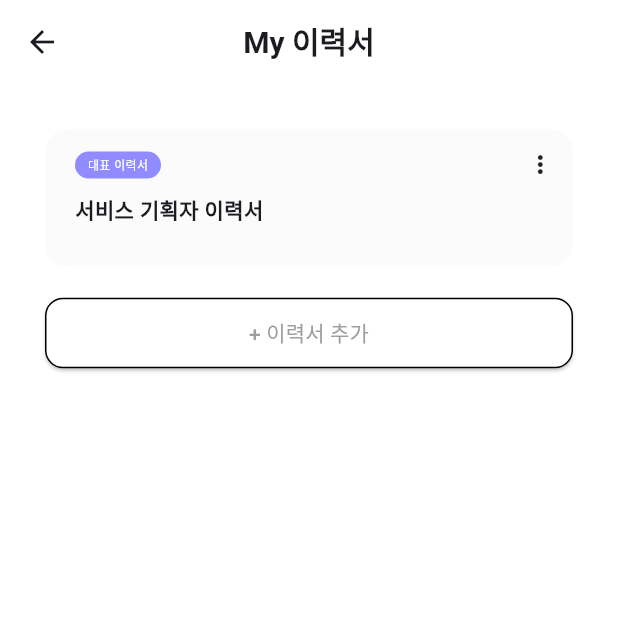
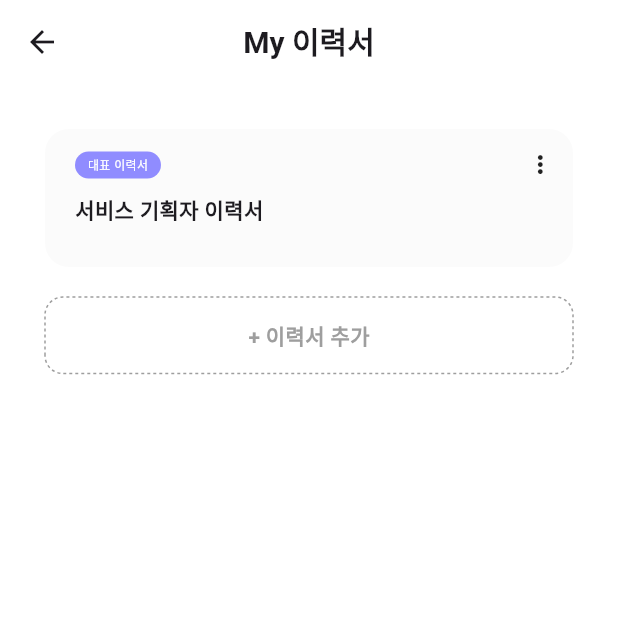
Before and after one commit to Google-Developer-Student-Clubs-TUK/2024-Flutter-Project-MyLio, a Flutter app: the Add_Resume screen opened directly, on a phone screen of 412 x 824 dp, the top half of it. Run offline on Flutter 3.47's test engine with Material 3 defaults, Android fonts, the phone set to English and light mode, and no system bars; drawn by our look-alikes of dotted_border; our stand-ins replace font_awesome_flutter, get, shared_preferences; accounts and stored records are empty.

Commit message:
Design: add_resume에 이력서 추가 버튼 및 PopupMenu 버튼 수정

```diff
--- a/frontend/lib/screens/add_resume.dart
+++ b/frontend/lib/screens/add_resume.dart
@@ -1,42 +1,46 @@
 import 'package:flutter/material.dart';
+import 'package:dotted_border/dotted_border.dart';
 import 'package:font_awesome_flutter/font_awesome_flutter.dart';
 import 'package:frontend/screens/edit.dart';
 import 'package:frontend/screens/my_resume_create_page.dart';
 import 'package:get/get.dart';
 
-void main(){
+void main() {
   runApp(Add_Resume());
 }
 
-class Add_Resume extends StatefulWidget{
+class Add_Resume extends StatefulWidget {
   @override
   State<StatefulWidget> createState() {
-    // TODO: implement createState
     return Add_Resume_State();
   }
 }
 
-class Add_Resume_State extends State<Add_Resume>{
-  Widget build(BuildContext context){
+class Add_Resume_State extends State<Add_Resume> {
+  Widget build(BuildContext context) {
     return Scaffold(
       appBar: AppBar(
         backgroundColor: Colors.white,
         centerTitle: true,
-        title: Text('My 이력서', style: TextStyle(fontSize: 20, fontWeight: FontWeight.w700,),)
+        title: const Text(
+          'My 이력서',
+          style: TextStyle(fontSize: 20, fontWeight: FontWeight.w700),
+        ),
       ),
       backgroundColor: Colors.white,
       body: Container(
-        padding: EdgeInsets.all(30),
+        padding: const EdgeInsets.all(30),
         child: Center(
           child: Column(
             crossAxisAlignment: CrossAxisAlignment.center,
             children: [
               Container(
-                padding: EdgeInsets.only(left: 20,right: 20,top: 15,bottom: 15),
+                padding: const EdgeInsets.only(
+                    left: 20, right: 20, top: 15, bottom: 15),
                 width: 352,
                 height: 92,
                 decoration: BoxDecoration(
-                  color: Color.fromRGBO(251, 251, 251, 1),
+                  color: const Color.fromRGBO(251, 251, 251, 1),
                   borderRadius: BorderRadius.circular(16),
                 ),
                 child: Column(
@@ -49,37 +53,48 @@ class Add_Resume_State extends State<Add_Resume>{
                           width: 57.31,
                           height: 18,
                           decoration: BoxDecoration(
-                              color: Color.fromRGBO(144, 140, 255, 1),
+                            color: const Color.fromRGBO(144, 140, 255, 1),
                             borderRadius: BorderRadius.circular(50),
                           ),
-                          child: Text('대표 이력서', style: TextStyle(color: Colors.white, fontSize: 8, fontWeight: FontWeight.w500),),
+                          child: const Text(
+                            '대표 이력서',
+                            style: TextStyle(
+                                color: Colors.white,
+                                fontSize: 8,
+                                fontWeight: FontWeight.w500),
                           ),
-                        Spacer(),
+                        ),
+                        const Spacer(),
                         PopupMenuButton(
                           color: Colors.white,
-                            elevation: 8,
-                            offset: Offset(0, 0),
+                          elevation: 1,
+                          offset: const Offset(0, 0),
                           shape: RoundedRectangleBorder(
-                              borderRadius: BorderRadius.circular(16)
-                            ),
-                            itemBuilder: (context){
+                              borderRadius: BorderRadius.circular(16)),
+                          itemBuilder: (context) {
                             return <PopupMenuEntry<dynamic>>[
                               PopupMenuItem(
-                                    child: Center(
-                                      child: Text('대표이력서 설정', style: TextStyle(fontSize: 12, fontWeight: FontWeight.w400),),
+                                child: const Center(
+                                  child: Text(
+                                    '대표이력서 설정',
+                                    style: TextStyle(
+                                        fontSize: 12,
+                                        fontWeight: FontWeight.w400),
                                   ),
-                                  onTap: (){
-
-                                  },
+                                ),
+                                onTap: () {},
                               ),
                               const PopupMenuDivider(
                                 height: 5,
                               ),
                               PopupMenuItem(
-                                    child: Center(
-                                      child: Text('수정하기', style: TextStyle(fontSize: 12, fontWeight: FontWeight.w400)),
+                                child: const Center(
+                                  child: Text('수정하기',
+                                      style: TextStyle(
+                                          fontSize: 12,
+                                          fontWeight: FontWeight.w400)),
                                 ),
-                                onTap: (){
+                                onTap: () {
                                   Get.to(Edit());
                                 },
                               ),
@@ -87,56 +102,74 @@ class Add_Resume_State extends State<Add_Resume>{
                                 height: 5,
                               ),
                               PopupMenuItem(
-                                    child: Center(
-                                    child: Text('삭제하기', style: TextStyle(fontSize: 12, fontWeight: FontWeight.w400)),),
-                                  onTap: (){
-
-                                  },
+                                child: const Center(
+                                  child: Text('삭제하기',
+                                      style: TextStyle(
+                                          fontSize: 12,
+                                          fontWeight: FontWeight.w400)),
+                                ),
+                                onTap: () {},
                               ),
                               const PopupMenuDivider(
                                 height: 5,
                               ),
                               PopupMenuItem(
-                                    child: Center(
-                                      child: Text('복사하기', style: TextStyle(fontSize: 12, fontWeight: FontWeight.w400)),
+                                child: const Center(
+                                  child: Text('복사하기',
+                                      style: TextStyle(
+                                          fontSize: 12,
+                                          fontWeight: FontWeight.w400)),
                                 ),
-                                  onTap: (){
-
-                                  },
+                                onTap: () {},
                               )
                             ];
                           },
-                          child: FaIcon(FontAwesomeIcons.ellipsisVertical, size: 15,),
+                          child: const FaIcon(
+                            FontAwesomeIcons.ellipsisVertical,
+                            size: 15,
+                          ),
                         )
                       ],
                     ),
-                    SizedBox(
+                    const SizedBox(
                       height: 10,
                     ),
-                    Text("서비스 기획자 이력서", style: TextStyle(fontWeight: FontWeight.w700, fontSize: 14),)
+                    const Text(
+                      "서비스 기획자 이력서",
+                      style:
+                          TextStyle(fontWeight: FontWeight.w700, fontSize: 14),
+                    )
                   ],
                 ),
               ),
-              SizedBox(
+              const SizedBox(
                 height: 20,
               ),
-              ElevatedButton(
-                  onPressed: (){
+              GestureDetector(
+                onTap: () {
                   Get.to(MyResumeCreatePage());
                 },
-                  child: Text('+ 이력서 추가', style: TextStyle(fontSize: 14, color: Colors.grey),),
-                style: ElevatedButton.styleFrom(
-                  minimumSize: Size(352, 47),  // 너비 352, 높이 47
-                  backgroundColor: Colors.white,  // 배경 흰색
-                  shape: RoundedRectangleBorder(
-                    side: BorderSide(
-                      color: Colors.black,  // 테두리 색상
-                      width: 1,  // 테두리 두께
+                child: DottedBorder(
+                  color: Colors.grey, // 점선 색상
+                  strokeWidth: 1, // 점선 두께
+                  dashPattern: [2, 2], // 점선 패턴
+                  borderType: BorderType.RRect,
+                  radius: const Radius.circular(12), // 둥근 테두리
+                  child: Container(
+                    width: 352,
+                    height: 47,
+                    alignment: Alignment.center,
+                    child: const Text(
+                      '+ 이력서 추가',
+                      style: TextStyle(
+                        fontSize: 14,
+                        color: Colors.grey,
+                        fontWeight: FontWeight.bold,
                       ),
-                    borderRadius: BorderRadius.circular(12),
                     ),
-              )
-              )
+                  ),
+                ),
+              ),
             ],
           ),
         ),
```
Lines whose indentation alone changed are shown as unchanged.
